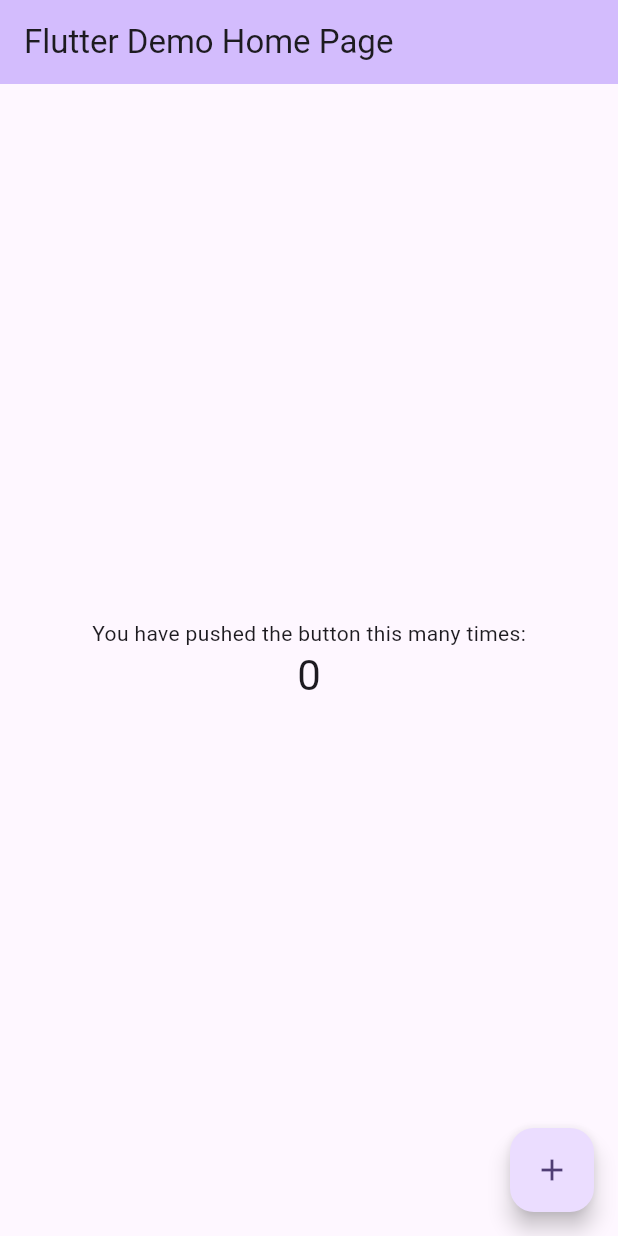
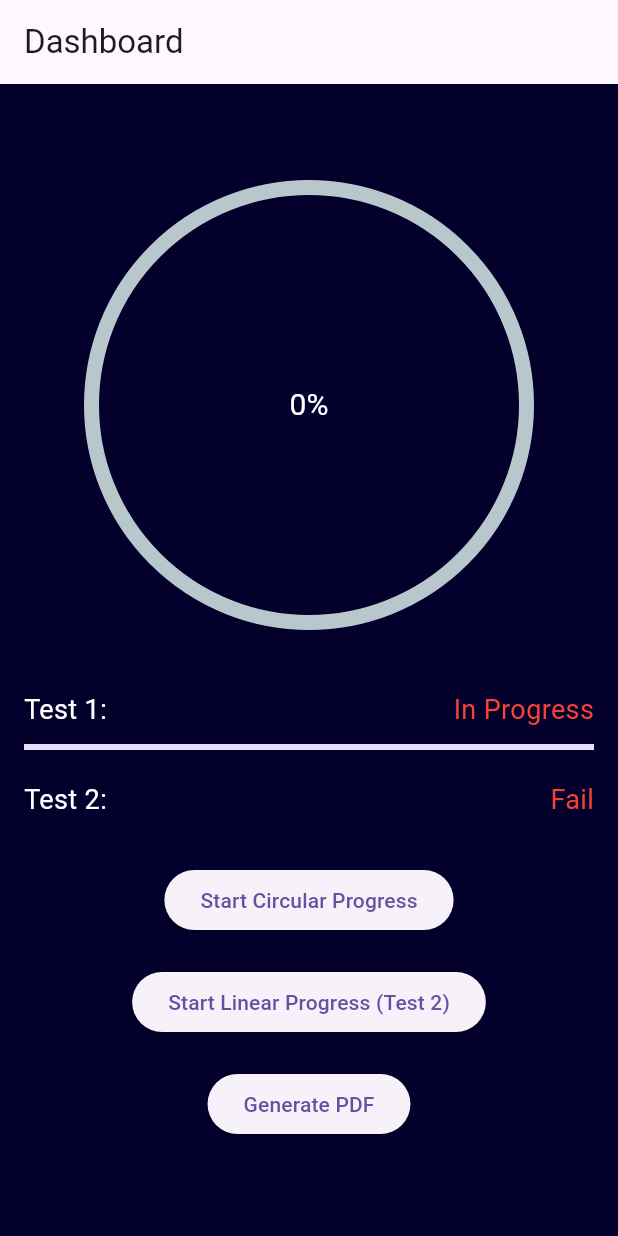
Before and after one commit to ImHyunJae/SystemControlTestApp, a Flutter app: the screen it shows after launch, on a phone screen of 412 x 824 dp. Run offline on Flutter 3.47's test engine with Material 3 defaults, Android fonts, the phone set to English and light mode, and no system bars; drawn by our look-alikes of percent_indicator; our stand-ins replace file_picker, pdf; missing offline and left inert: filepicker_windows.

Commit message:
button, progress bar test, pdf work ing

```diff
--- a/lib/main.dart
+++ b/lib/main.dart
@@ -1,125 +1,207 @@
+
+import 'dart:async';
+import 'dart:io';
 import 'package:flutter/material.dart';
+import 'package:percent_indicator/percent_indicator.dart';
+import 'package:pdf/pdf.dart';
+import 'package:pdf/widgets.dart' as pw;
+import 'package:path_provider/path_provider.dart';
+import 'package:filepicker_windows/filepicker_windows.dart' as fp;
+import 'package:filepicker_windows/filepicker_windows.dart';
+import 'package:file_picker/file_picker.dart';
+import 'package:path/path.dart';
 
 void main() {
-  runApp(const MyApp());
+  runApp(MyApp());
 }
 
 class MyApp extends StatelessWidget {
-  const MyApp({super.key});
-
-  // This widget is the root of your application.
   @override
   Widget build(BuildContext context) {
+    final ThemeData theme = ThemeData();
     return MaterialApp(
-      title: 'Flutter Demo',
-      theme: ThemeData(
-        // This is the theme of your application.
-        //
-        // TRY THIS: Try running your application with "flutter run". You'll see
-        // the application has a purple toolbar. Then, without quitting the app,
-        // try changing the seedColor in the colorScheme below to Colors.green
-        // and then invoke "hot reload" (save your changes or press the "hot
-        // reload" button in a Flutter-supported IDE, or press "r" if you used
-        // the command line to start the app).
-        //
-        // Notice that the counter didn't reset back to zero; the application
-        // state is not lost during the reload. To reset the state, use hot
-        // restart instead.
-        //
-        // This works for code too, not just values: Most code changes can be
-        // tested with just a hot reload.
-        colorScheme: ColorScheme.fromSeed(seedColor: Colors.deepPurple),
-        useMaterial3: true,
+      title: 'Dashboard App',
+      theme: ThemeData.dark().copyWith(
+        colorScheme: theme.colorScheme.copyWith(secondary: Colors.blueAccent),
+        scaffoldBackgroundColor: Color.fromARGB(255, 3, 0, 43), // Set the background color
+        textTheme: TextTheme(
+          bodyText2: TextStyle(color: Colors.white), // Set text color
+        ),
       ),
-      home: const MyHomePage(title: 'Flutter Demo Home Page'),
+      home: DashboardScreen(),
     );
   }
 }
 
-class MyHomePage extends StatefulWidget {
-  const MyHomePage({super.key, required this.title});
-
-  // This widget is the home page of your application. It is stateful, meaning
-  // that it has a State object (defined below) that contains fields that affect
-  // how it looks.
-
-  // This class is the configuration for the state. It holds the values (in this
-  // case the title) provided by the parent (in this case the App widget) and
-  // used by the build method of the State. Fields in a Widget subclass are
-  // always marked "final".
-
-  final String title;
-
+class DashboardScreen extends StatefulWidget {
   @override
-  State<MyHomePage> createState() => _MyHomePageState();
+  _DashboardScreenState createState() => _DashboardScreenState();
 }
 
-class _MyHomePageState extends State<MyHomePage> {
-  int _counter = 0;
-
-  void _incrementCounter() {
-    setState(() {
-      // This call to setState tells the Flutter framework that something has
-      // changed in this State, which causes it to rerun the build method below
-      // so that the display can reflect the updated values. If we changed
-      // _counter without calling setState(), then the build method would not be
-      // called again, and so nothing would appear to happen.
-      _counter++;
-    });
-  }
+class _DashboardScreenState extends State<DashboardScreen> {
+  double circularProgress = 0.0;
+  double linearProgress = 0.0;
+  bool showCircularProgressBar = true;
+  bool showLinearProgressBar = false;
+  bool circularButtonEnabled = true;
+  bool linearButtonEnabled = true;
+  Timer? circularProgressTimer;
+  Timer? linearProgressTimer;
 
   @override
   Widget build(BuildContext context) {
-    // This method is rerun every time setState is called, for instance as done
-    // by the _incrementCounter method above.
-    //
-    // The Flutter framework has been optimized to make rerunning build methods
-    // fast, so that you can just rebuild anything that needs updating rather
-    // than having to individually change instances of widgets.
     return Scaffold(
       appBar: AppBar(
-        // TRY THIS: Try changing the color here to a specific color (to
-        // Colors.amber, perhaps?) and trigger a hot reload to see the AppBar
-        // change color while the other colors stay the same.
-        backgroundColor: Theme.of(context).colorScheme.inversePrimary,
-        // Here we take the value from the MyHomePage object that was created by
-        // the App.build method, and use it to set our appbar title.
-        title: Text(widget.title),
+        title: Text('Dashboard'),
       ),
-      body: Center(
-        // Center is a layout widget. It takes a single child and positions it
-        // in the middle of the parent.
+      body: Padding(
+        padding: const EdgeInsets.all(16.0),
         child: Column(
-          // Column is also a layout widget. It takes a list of children and
-          // arranges them vertically. By default, it sizes itself to fit its
-          // children horizontally, and tries to be as tall as its parent.
-          //
-          // Column has various properties to control how it sizes itself and
-          // how it positions its children. Here we use mainAxisAlignment to
-          // center the children vertically; the main axis here is the vertical
-          // axis because Columns are vertical (the cross axis would be
-          // horizontal).
-          //
-          // TRY THIS: Invoke "debug painting" (choose the "Toggle Debug Paint"
-          // action in the IDE, or press "p" in the console), to see the
-          // wireframe for each widget.
           mainAxisAlignment: MainAxisAlignment.center,
-          children: <Widget>[
-            const Text(
-              'You have pushed the button this many times:',
+          crossAxisAlignment: CrossAxisAlignment.center,
+          children: [
+            CircularPercentIndicator(
+              radius: 150.0,
+              lineWidth: 10.0,
+              percent: circularProgress.clamp(0.0, 1.0),
+              center: Text(
+                '${(circularProgress * 100).toStringAsFixed(0)}%',
+                style: TextStyle(fontSize: 20.0),
+              ),
+              progressColor: Colors.green,
             ),
-            Text(
-              '$_counter',
-              style: Theme.of(context).textTheme.headlineMedium,
+            SizedBox(height: 30.0),
+            TestResultLabel(
+              label: 'Test 1',
+              result: showCircularProgressBar ? 'In Progress' : 'Pass',
+            ),
+            LinearProgressIndicator(
+              value: linearProgress.clamp(0.0, 1.0),
+              color: Colors.blue,
+            ),
+            SizedBox(height: 10.0),
+            TestResultLabel(
+              label: 'Test 2',
+              result: showLinearProgressBar ? 'In Progress' : 'Fail',
+            ),
+            SizedBox(height: 20.0),
+            ElevatedButton(
+              onPressed: circularButtonEnabled ? startCircularProgress : null,
+              child: Text('Start Circular Progress'),
+            ),
+            SizedBox(height: 20.0),
+            ElevatedButton(
+              onPressed: linearButtonEnabled ? startLinearProgress : null,
+              child: Text('Start Linear Progress (Test 2)'),
+            ),
+            SizedBox(height: 20.0),
+            ElevatedButton(
+              onPressed: generatePDF,
+              child: Text('Generate PDF'),
             ),
           ],
         ),
       ),
-      floatingActionButton: FloatingActionButton(
-        onPressed: _incrementCounter,
-        tooltip: 'Increment',
-        child: const Icon(Icons.add),
-      ), // This trailing comma makes auto-formatting nicer for build methods.
+    );
+  }
+
+  void startCircularProgress() {
+    const duration = Duration(milliseconds: 100);
+    circularProgress = 0.0;
+    circularButtonEnabled = false;
+
+    circularProgressTimer?.cancel();
+    circularProgressTimer = Timer.periodic(duration, (timer) {
+      setState(() {
+        circularProgress += 0.01;
+        circularProgress = circularProgress.clamp(0.0, 1.0);
+        if (circularProgress >= 1.0) {
+          timer.cancel();
+          showCircularProgressBar = false;
+          circularButtonEnabled = true;
+        }
+      });
+    });
+  }
+
+  void startLinearProgress() {
+    const duration = Duration(milliseconds: 100);
+    linearProgress = 0.0;
+    linearButtonEnabled = false;
+
+    linearProgressTimer?.cancel();
+    linearProgressTimer = Timer.periodic(duration, (timer) {
+      setState(() {
+        linearProgress += 0.01;
+        linearProgress = linearProgress.clamp(0.0, 1.0);
+        if (linearProgress >= 1.0) {
+          timer.cancel();
+          showLinearProgressBar = false;
+          linearButtonEnabled = true;
+        }
+      });
+    });
+  }
+
+  Future<void> generatePDF() async {
+  final pdf = pw.Document();
+
+  // Add content to the PDF
+  pdf.addPage(
+    pw.Page(
+      build: (pw.Context context) => pw.Column(
+        crossAxisAlignment: pw.CrossAxisAlignment.center,
+        children: [
+          pw.Text('Test 1 Result: ${showCircularProgressBar ? 'In Progress' : 'Pass'}'),
+          pw.Text('Test 2 Result: ${showLinearProgressBar ? 'In Progress' : 'Fail'}'),
+        ],
+      ),
+    ),
+  );
+
+  // Get the directory for saving the PDF using file_picker
+  Directory? directory = await getExternalStorageDirectory();
+  if (directory == null) {
+    // Handle error or choose another directory
+    return;
+  }
+
+  // Save the PDF to the directory
+  final filePath = join(directory.path, 'test_report.pdf');
+  final outputFile = File(filePath);
+  await outputFile.writeAsBytes(await pdf.save());
+
+  // Print the path to the console (you can remove this line if not needed)
+  print('PDF saved to: $filePath');
+}
+}
+
+class TestResultLabel extends StatelessWidget {
+  final String label;
+  final String result;
+
+  TestResultLabel({required this.label, required this.result});
+
+  @override
+  Widget build(BuildContext context) {
+    return Container(
+      margin: EdgeInsets.symmetric(vertical: 10.0),
+      child: Row(
+        mainAxisAlignment: MainAxisAlignment.spaceBetween,
+        children: [
+          Text(
+            '$label:',
+            style: TextStyle(fontSize: 18.0),
+          ),
+          Text(
+            result,
+            style: TextStyle(
+              fontSize: 18.0,
+              color: result == 'Pass' ? Colors.green : Colors.red,
+            ),
+          ),
+        ],
+      ),
     );
   }
 }
--- a/pubspec.yaml
+++ b/pubspec.yaml
@@ -35,6 +35,12 @@ dependencies:
   # The following adds the Cupertino Icons font to your application.
   # Use with the CupertinoIcons class for iOS style icons.
   cupertino_icons: ^1.0.2
+  percent_indicator: ^4.2.3
+  pdf: ^3.10.7
+  path_provider: ^2.1.1
+  filepicker_windows: ^2.0.11
+  file_picker: ^6.1.1
+  path: ^1.8.3
 
 dev_dependencies:
   flutter_test:
```
Also changed, not shown: pubspec.lock, 1 other file.
